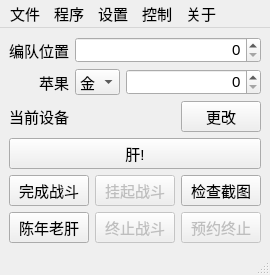
Old version of the form FGO-py/fgoMainWindow.ui in the repository hgjazhgj/FGO-py.
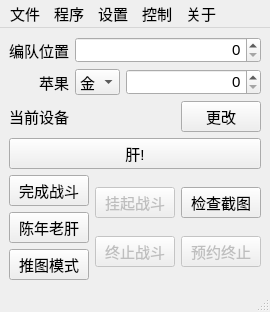
New version of the form.

Commit message: add  StoryMode option for gui

The edit to the form file:
```diff
--- a/FGO-py/fgoMainWindow.ui
+++ b/FGO-py/fgoMainWindow.ui
@@ -192,6 +192,19 @@
           </property>
          </widget>
         </item>
+        <item>
+         <widget class="QPushButton" name="BTN_STORY">
+          <property name="cursor">
+           <cursorShape>PointingHandCursor</cursorShape>
+          </property>
+          <property name="statusTip">
+           <string>推图用的模式</string>
+          </property>
+          <property name="text">
+           <string>推图模式</string>
+          </property>
+         </widget>
+        </item>
        </layout>
       </item>
       <item>
```
Left out of the diff: 8 changed lines with no effect on the pictures. The commit also changes 12 other files.
